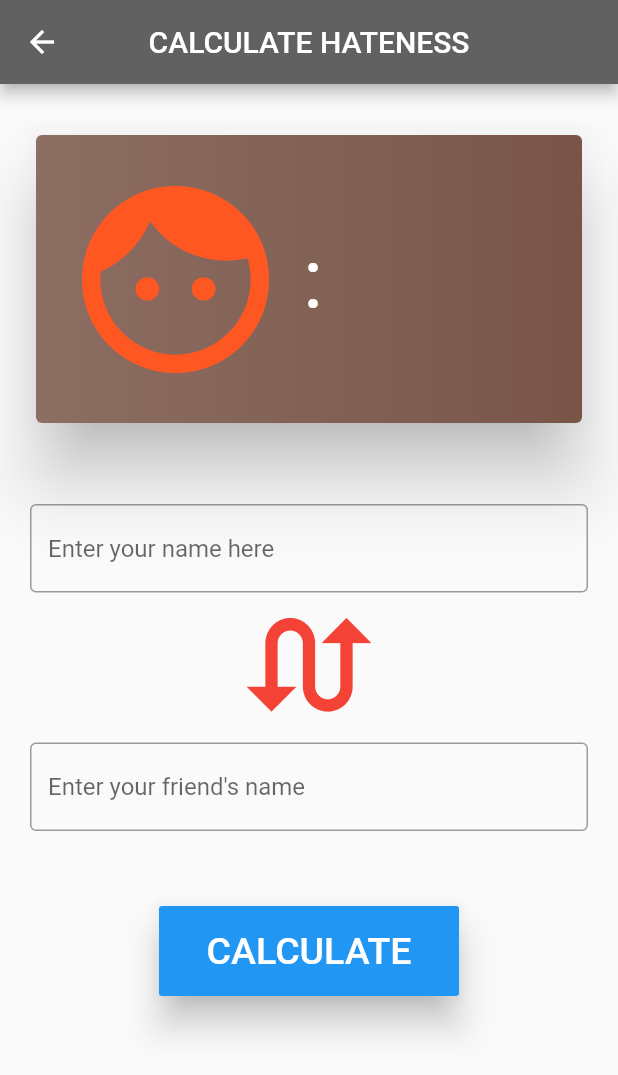
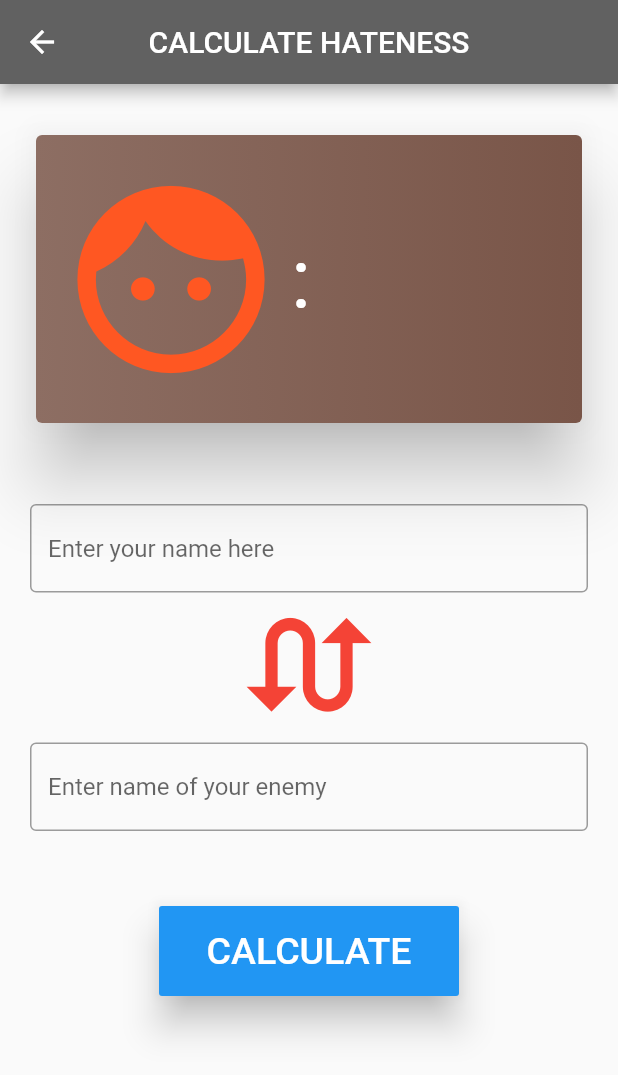
Before and after one commit to RajdeepThakare/Fun-Calculator, a Flutter app: the screen it shows after launch, after a tap on "CALC HATENESS", on a phone screen of 412 x 824 dp. Shown: the top 1075 px of the screen. Run offline on Flutter 3.47's test engine with Material 2 defaults, Android fonts, the phone set to English and light mode, and no system bars; drawn by our look-alikes of gradient_widgets; missing offline and left inert: firebase_admob; accounts and stored records are empty.

Commit message:
minor bug fixes

```diff
--- a/lib/pages/hateness.dart
+++ b/lib/pages/hateness.dart
@@ -50,7 +50,7 @@ class _HatenessState extends State<Hateness> {
       body: ListView(
         children: <Widget>[
           Padding(
-            padding: const EdgeInsets.fromLTRB(20, 30, 20, 0),
+            padding: const EdgeInsets.fromLTRB(20, 30, 20, 20),
             child: Container(
               child: Column(
                 children: <Widget>[
@@ -67,13 +67,13 @@ class _HatenessState extends State<Hateness> {
                         child: Center(
                           child: Row(
                             children: <Widget>[
-                              SizedBox(width: 10),
+                              SizedBox(width: 7),
                               Icon(
                                 Icons.face,
                                 color: Colors.deepOrange,
                                 size: 150,
                               ),
-                              SizedBox(width: 10),
+                              SizedBox(width: 5),
                               Text(
                                 ":$percentage",
                                 style: TextStyle(
@@ -106,7 +106,7 @@ class _HatenessState extends State<Hateness> {
                   TextField(
                     keyboardType: TextInputType.text,
                     decoration: InputDecoration(
-                      hintText: "Enter your friend's name",
+                      hintText: "Enter name of your enemy",
                       border: OutlineInputBorder(),
                     ),
                     controller: t2,
--- a/lib/pages/home.dart
+++ b/lib/pages/home.dart
@@ -4,10 +4,10 @@ import 'package:firebase_admob/firebase_admob.dart';
 
 
 MobileAdTargetingInfo targetingInfo = MobileAdTargetingInfo(
-  keywords: <String>['flutterio', 'beautiful apps'],
+  keywords: <String>['flutterio', 'beautiful apps', 'games', 'sports', 'free'],
   contentUrl: 'https://flutter.io',
 //  birthday: DateTime.now(),
-  childDirected: true,
+ // childDirected: true,
 //  designedForFamilies: false,
  // gender: MobileAdGender.male, // or MobileAdGender.female, MobileAdGender.unknown
   testDevices: <String>['512B95F7F4B43AC6309729BA89D817CC'], // Android emulators are considered test devices
@@ -97,13 +97,13 @@ class _HomeState extends State<Home> {
                         child: Center(
                           child: Row(
                             children: <Widget>[
-                              SizedBox(width: 25),
+                              SizedBox(width: 10),
                               Icon(
                                 Icons.favorite,
                                 color: Colors.redAccent,
                                 size: 50,
                               ),
-                              SizedBox(width: 25),
+                              SizedBox(width: 10),
                               Text(
                                 "CALCULATE LOVE",
                                 style:
@@ -135,13 +135,13 @@ class _HomeState extends State<Home> {
                         child: Center(
                           child: Row(
                             children: <Widget>[
-                              SizedBox(width: 25),
+                              SizedBox(width: 10),
                               Icon(
                                 Icons.assignment_ind,
                                 color: Colors.purpleAccent,
                                 size: 50,
                               ),
-                              SizedBox(width: 25),
+                              SizedBox(width: 10),
                               Text(
                                 "CALCULATE AGE",
                                 style:
@@ -173,13 +173,13 @@ class _HomeState extends State<Home> {
                         child: Center(
                           child: Row(
                             children: <Widget>[
-                              SizedBox(width: 25),
+                              SizedBox(width: 10),
                               Icon(
                                 Icons.thumbs_up_down,
                                 color: Colors.lightBlueAccent,
                                 size: 50,
                               ),
-                              SizedBox(width: 25),
+                              SizedBox(width: 10),
                               Text(
                                 "CALC FRIENDSHIP",
                                 style:
@@ -211,13 +211,13 @@ class _HomeState extends State<Home> {
                         child: Center(
                           child: Row(
                             children: <Widget>[
-                              SizedBox(width: 25),
+                              SizedBox(width: 10),
                               Icon(
                                 Icons.face,
                                 color: Colors.orangeAccent,
                                 size: 50,
                               ),
-                              SizedBox(width: 25),
+                              SizedBox(width: 10),
                               Text(
                                 "CALC HATENESS",
                                 style:
```
Also changed, not shown: lib/pages/friendship.dart (+22 -19 lines), lib/pages/love.dart (+22 -19 lines).
